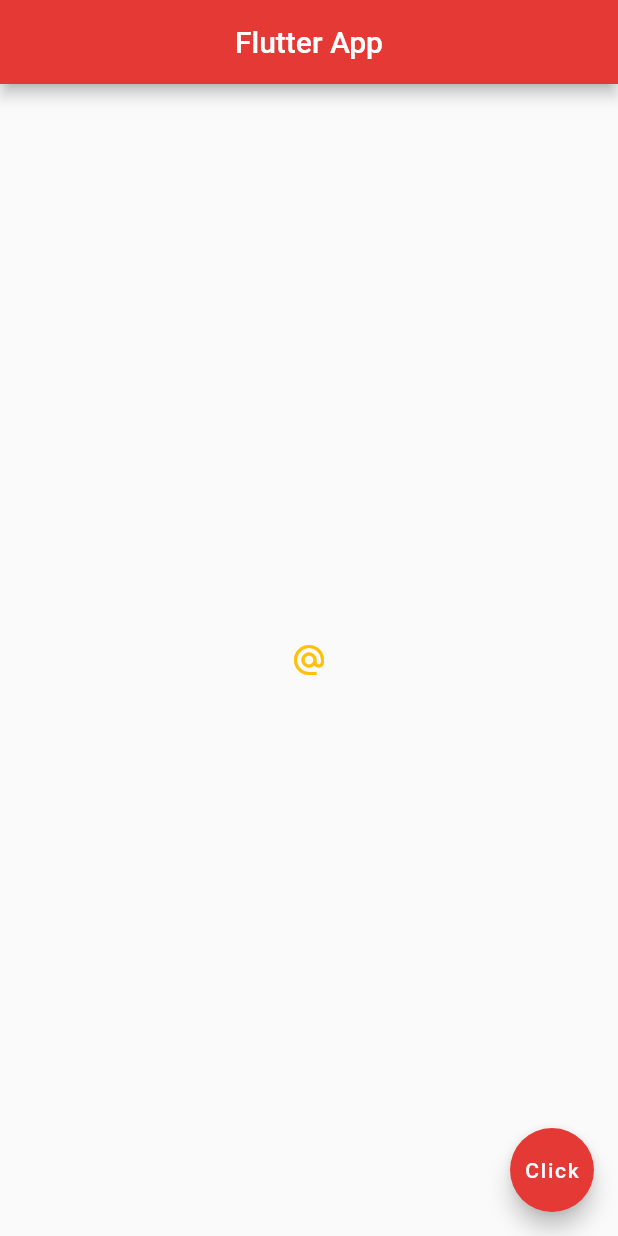
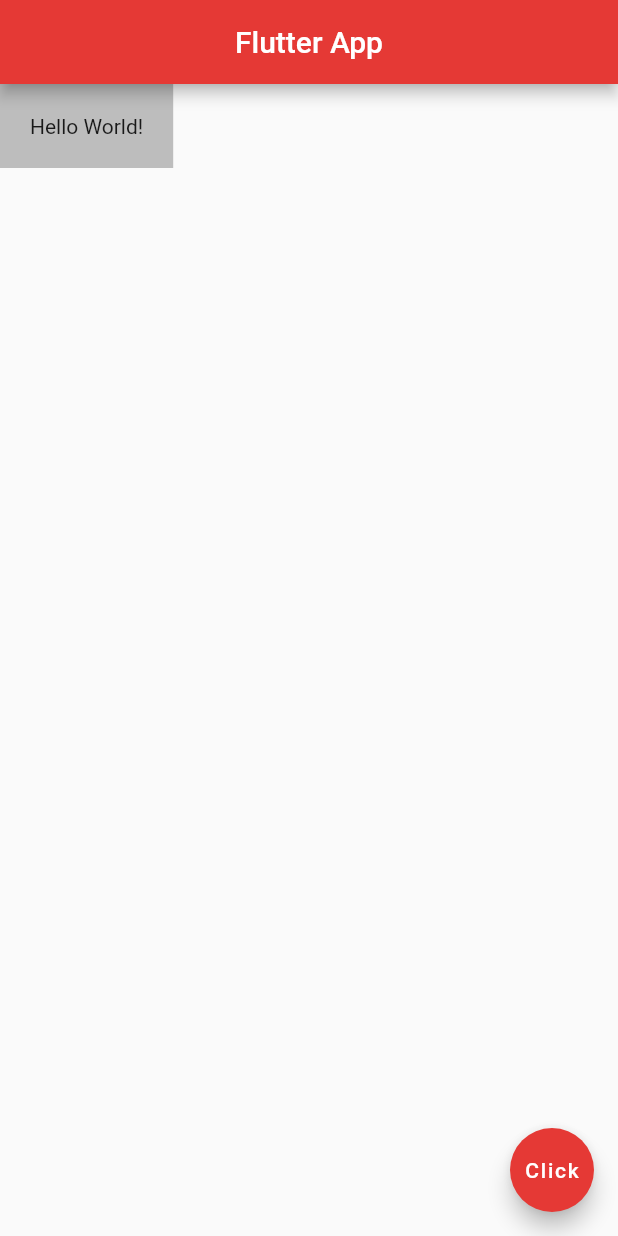
Before and after one commit to dwikiar/first_flutter_app, a Flutter app: the screen it shows after launch, on a phone screen of 412 x 824 dp. Run offline on Flutter 3.47's test engine with Material 2 defaults, Android fonts, the phone set to English and light mode, and no system bars.

Commit message:
Ten Commit Padding & Margin

```diff
--- a/lib/main.dart
+++ b/lib/main.dart
@@ -15,12 +15,12 @@ class Home extends StatelessWidget {
         centerTitle: true,
         backgroundColor: Colors.red[600],
       ),
-      body: Center(
-        child: IconButton(
-            icon: Icon(Icons.alternate_email),
-            onPressed: () {},
-            color: Colors.amber
-            )
+      body: Container(
+        padding: EdgeInsets.all(20.0),
+        //margin: EdgeInsets.all(100.0),
+        //padding: EdgeInsets.symmetric(horizontal: 30.0, vertical: 20.0),
+        color: Colors.grey[400],
+        child: Text("Hello World!"),
       ),
       floatingActionButton: FloatingActionButton(
         onPressed: () {},
```
